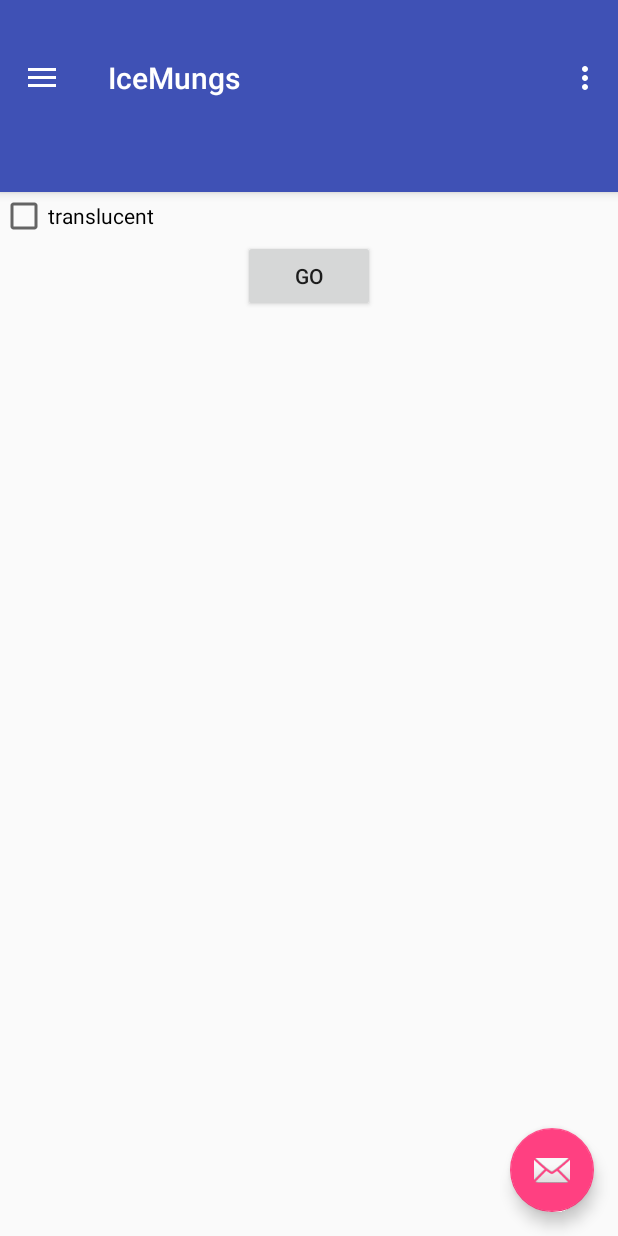
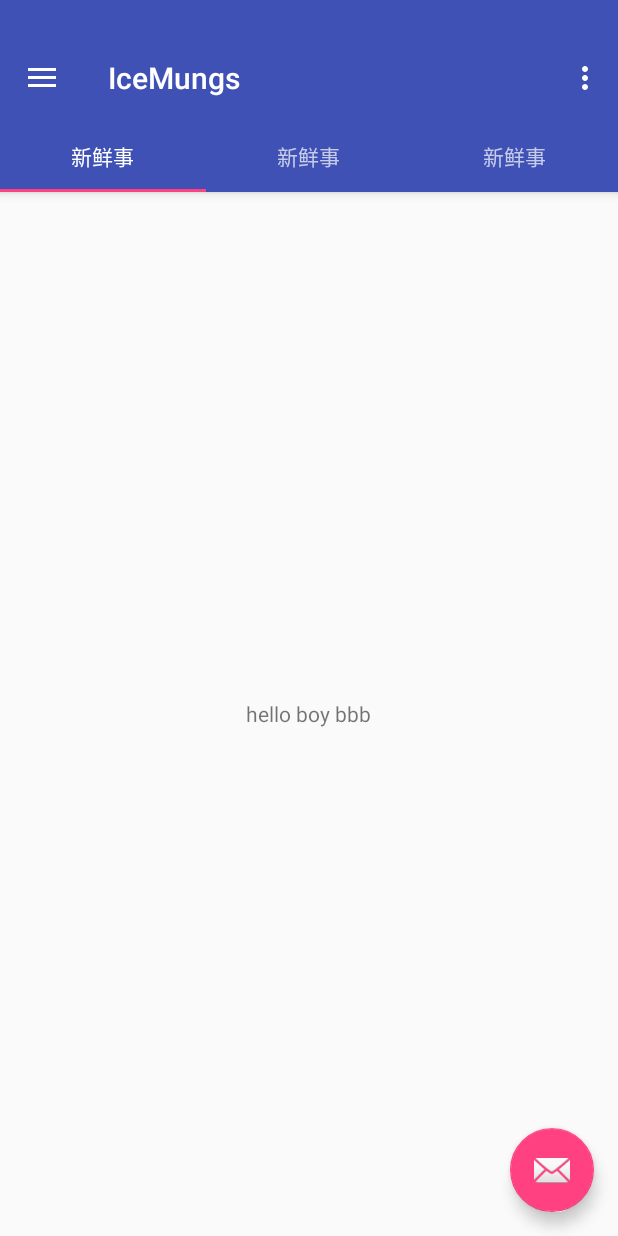
Before and after one commit to xxbld/IceMungs, an Android app: the MainActivity screen opened directly, with no data from a screen before it, on a phone screen of 412 x 824 dp. Run offline under Robolectric (Android 15) with nearby library versions, the phone set to English and light mode, and no system bars; our stand-ins replace ButterKnife; libraries missing offline, so code that uses them is left out: com.readystatesoftware.systembartint.

Commit message:
IMainView MainPresenter FlashFragment

```diff
--- a/app/build.gradle
+++ b/app/build.gradle
@@ -29,4 +29,9 @@ dependencies {
     compile "com.dev.sacot41:scviewpager:0.0.4"   //SCViewPager for welcome page
     compile 'com.wdullaer:materialdatetimepicker:2.2.0'  //datetime picker
     compile 'com.rengwuxian.materialedittext:library:2.1.4'  //material text view
+    compile 'com.balysv:material-ripple:1.0.2'  //波纹效果
+    compile 'com.github.aakira:expandable-layout:1.4.3@aar'  //expand layout
+    compile('com.github.afollestad.material-dialogs:core:0.8.5.7@aar') {
+        transitive = true
+    }
 }
--- a/app/src/main/java/org/github/xxbld/icemungs/presenters/LoginPresenter.java
+++ b/app/src/main/java/org/github/xxbld/icemungs/presenters/LoginPresenter.java
@@ -2,7 +2,7 @@ package org.github.xxbld.icemungs.presenters;
 
 import android.os.Handler;
 
-import org.github.xxbld.icemung.base.mvp.BaseIPresenter;
+import org.github.xxbld.icemung.base.mvp.BasePresenter;
 import org.github.xxbld.icemungs.views.ILoginView;
 
 /**
@@ -11,7 +11,7 @@ import org.github.xxbld.icemungs.views.ILoginView;
  *
  * @descript ：
  */
-public class LoginPresenter extends BaseIPresenter<ILoginView> {
+public class LoginPresenter extends BasePresenter<ILoginView> {
     public LoginPresenter() {
     }
 
--- /dev/null
+++ b/app/src/main/java/org/github/xxbld/icemungs/presenters/MainPresenter.java
@@ -0,0 +1,57 @@
+package org.github.xxbld.icemungs.presenters;
+
+import android.support.v4.app.Fragment;
+
+import org.github.xxbld.icemung.base.mvp.BasePresenter;
+import org.github.xxbld.icemungs.ui.fragment.FlashFragment;
+import org.github.xxbld.icemungs.views.IMainView;
+
+import java.util.ArrayList;
+import java.util.List;
+
+/**
+ * Created by xxbld on 2016/3/22
+ * you can contact me at: 1024920618@qq.com
+ *
+ * @descript ：
+ */
+public class MainPresenter extends BasePresenter<IMainView> {
+
+    public MainPresenter() {
+    }
+
+    @Override
+    public void initialized() {
+        super.initialized();
+        getMvpView().initTabLayout(getTitles(),getTabFragments());
+    }
+
+
+    @Override
+    public void attachView(IMainView mvpView) {
+        super.attachView(mvpView);
+    }
+
+    @Override
+    public void detachView() {
+        super.detachView();
+    }
+
+
+
+    private List<String> getTitles(){
+        List<String> titles = new ArrayList<>();
+        titles.add("新鲜事");
+        titles.add("新鲜事");
+        titles.add("新鲜事");
+        return titles;
+    }
+
+    private List<Fragment> getTabFragments() {
+        List<Fragment> fragments = new ArrayList<>();
+        fragments.add(new FlashFragment());
+        fragments.add(new FlashFragment());
+        fragments.add(new FlashFragment());
+        return  fragments;
+    }
+}
--- a/app/src/main/java/org/github/xxbld/icemungs/presenters/SplashPresenter.java
+++ b/app/src/main/java/org/github/xxbld/icemungs/presenters/SplashPresenter.java
@@ -2,7 +2,7 @@ package org.github.xxbld.icemungs.presenters;
 
 import android.content.Context;
 
-import org.github.xxbld.icemung.base.mvp.BaseIPresenter;
+import org.github.xxbld.icemung.base.mvp.BasePresenter;
 import org.github.xxbld.icemung.utils.AppUtil;
 import org.github.xxbld.icemungs.R;
 import org.github.xxbld.icemungs.views.ISplashView;
@@ -15,7 +15,7 @@ import java.util.Calendar;
  *
  * @descript ：
  */
-public class SplashPresenter extends BaseIPresenter<ISplashView> {
+public class SplashPresenter extends BasePresenter<ISplashView> {
     private Context mContext;
 
     public SplashPresenter(Context context) {
--- a/app/src/main/java/org/github/xxbld/icemungs/presenters/WelcomePresenter.java
+++ b/app/src/main/java/org/github/xxbld/icemungs/presenters/WelcomePresenter.java
@@ -1,6 +1,6 @@
 package org.github.xxbld.icemungs.presenters;
 
-import org.github.xxbld.icemung.base.mvp.BaseIPresenter;
+import org.github.xxbld.icemung.base.mvp.BasePresenter;
 import org.github.xxbld.icemungs.R;
 import org.github.xxbld.icemungs.views.IWelcomeView;
 
@@ -10,7 +10,7 @@ import org.github.xxbld.icemungs.views.IWelcomeView;
  *
  * @descript ：
  */
-public class WelcomePresenter extends BaseIPresenter<IWelcomeView> {
+public class WelcomePresenter extends BasePresenter<IWelcomeView> {
 
     private static final int PAGE_NUM = 5;
 
--- a/app/src/main/java/org/github/xxbld/icemungs/ui/activity/MainActivity.java
+++ b/app/src/main/java/org/github/xxbld/icemungs/ui/activity/MainActivity.java
@@ -1,39 +1,44 @@
 package org.github.xxbld.icemungs.ui.activity;
 
-import android.support.design.widget.CoordinatorLayout;
 import android.support.design.widget.FloatingActionButton;
 import android.support.design.widget.NavigationView;
 import android.support.design.widget.Snackbar;
+import android.support.design.widget.TabLayout;
+import android.support.v4.app.Fragment;
+import android.support.v4.view.ViewPager;
 import android.support.v4.widget.DrawerLayout;
 import android.support.v7.app.ActionBarDrawerToggle;
 import android.view.Menu;
 import android.view.MenuItem;
 import android.view.View;
-import android.widget.Button;
-import android.widget.CheckBox;
 
-import org.github.xxbld.icemung.utils.MLog;
 import org.github.xxbld.icemung.utils.StatusBarUtil;
 import org.github.xxbld.icemungs.R;
+import org.github.xxbld.icemungs.presenters.MainPresenter;
+import org.github.xxbld.icemungs.ui.adapter.MainFragmentAdapter;
 import org.github.xxbld.icemungs.ui.base.BaseActivity;
+import org.github.xxbld.icemungs.views.IMainView;
+
+import java.util.List;
 
 import butterknife.Bind;
 
-public class MainActivity extends BaseActivity {
+public class MainActivity extends BaseActivity implements IMainView {
 
-    @Bind(R.id.content_fab)
-    FloatingActionButton mFab;
     @Bind(R.id.main_nav)
     NavigationView mNavigationView;
     @Bind(R.id.main_drawer)
     DrawerLayout mDrawerLayout;
 
-    @Bind(R.id.cb_1)
-    CheckBox mCheckBox;
-    @Bind(R.id.content_coo)
-    CoordinatorLayout mCoordinatorLayout;
-    @Bind(R.id.btn_go)
-    Button mButton;
+    @Bind(R.id.content_fab)
+    FloatingActionButton mFab;
+    @Bind(R.id.content_viewpager)
+    ViewPager mViewPager;
+    @Bind(R.id.content_tab)
+    TabLayout mTabLayout;
+
+    MainPresenter mMainPresenter;
+    MainFragmentAdapter mMainFragmentAdapter;
 
     @Override
     protected int getContentViewLayoutResID() {
@@ -42,15 +47,14 @@ public class MainActivity extends BaseActivity {
 
     @Override
     protected void initViewsAndEvents() {
-        //item 的icon颜色也有
-        mNavigationView.setItemIconTintList(null);
+        mMainPresenter = new MainPresenter();
+        mMainPresenter.attachView(this);
+        mMainPresenter.initialized();
+
         StatusBarUtil.setColorForDrawerLayout(this, mDrawerLayout, getResources().getColor(R.color.colorPrimary));
 
-        ActionBarDrawerToggle toggle = new ActionBarDrawerToggle(
-                this, mDrawerLayout, mToolbar, R.string.navigation_drawer_open, R.string.navigation_drawer_close);
-        mDrawerLayout.setDrawerListener(toggle);
-        toggle.syncState();
 
+        setNav();
         mFab.setOnClickListener(new View.OnClickListener() {
             @Override
             public void onClick(View view) {
@@ -59,26 +63,35 @@ public class MainActivity extends BaseActivity {
 
             }
         });
+    }
 
-        mCheckBox.setOnClickListener(new View.OnClickListener() {
+    @Override
+    protected void onDestroy() {
+        super.onDestroy();
+        mMainPresenter.detachView();
+    }
+
+    private void setNav(){
+        //item 的icon颜色也有
+        mNavigationView.setItemIconTintList(null);
+
+        ActionBarDrawerToggle toggle = new ActionBarDrawerToggle(
+                this, mDrawerLayout, mToolbar, R.string.navigation_drawer_open, R.string.navigation_drawer_close);
+        mDrawerLayout.setDrawerListener(toggle);
+        toggle.syncState();
+
+        //item click listener
+        mNavigationView.setNavigationItemSelectedListener(new NavigationView.OnNavigationItemSelectedListener() {
             @Override
-            public void onClick(View v) {
-                MLog.e(TAG, "click:" + mCheckBox.isChecked());
-                if (mCheckBox.isChecked()) {
-                    mCoordinatorLayout.setBackgroundResource(R.mipmap.material_design_1);
-                    mToolbar.setBackgroundColor(getResources().getColor(R.color.transparent));
-                } else {
-                    mCoordinatorLayout.setBackgroundResource(0);
-                    mToolbar.setBackgroundColor(getResources().getColor(R.color.md_red_A400));
-                }
+            public boolean onNavigationItemSelected(MenuItem item) {
+                int id = item.getItemId();
+                mDrawerLayout.closeDrawers();
+                return false;
             }
         });
-        mButton.setOnClickListener(new View.OnClickListener() {
-            @Override
-            public void onClick(View v) {
-                go(TestActivity1.class);
-            }
-        });
+    }
+    private void setToolbar(){
+
     }
 
     @Override
@@ -102,4 +115,17 @@ public class MainActivity extends BaseActivity {
 
         return super.onOptionsItemSelected(item);
     }
+
+    //===================impl
+    @Override
+    public void initTabLayout(List<String> tabTitles, List<Fragment> fragments) {
+        mMainFragmentAdapter =  new MainFragmentAdapter(getSupportFragmentManager(), fragments, tabTitles);
+        for (int i = 0 ;i < tabTitles.size(); i++) {
+            mTabLayout.addTab(mTabLayout.newTab().setText(tabTitles.get(i)));
+        }
+
+        mViewPager.setAdapter(mMainFragmentAdapter);
+        mTabLayout.setupWithViewPager(mViewPager);
+        mTabLayout.setTabsFromPagerAdapter(mMainFragmentAdapter);
+    }
 }
--- /dev/null
+++ b/app/src/main/java/org/github/xxbld/icemungs/ui/adapter/MainFragmentAdapter.java
@@ -0,0 +1,40 @@
+package org.github.xxbld.icemungs.ui.adapter;
+
+import android.support.v4.app.Fragment;
+import android.support.v4.app.FragmentManager;
+import android.support.v4.app.FragmentStatePagerAdapter;
+
+import java.util.List;
+
+/**
+ * Created by xxbld on 2016/3/22
+ * you can contact me at: 1024920618@qq.com
+ *
+ * @descript ：
+ */
+public class MainFragmentAdapter extends FragmentStatePagerAdapter {
+
+    private List<Fragment> mFragments;
+    private List<String> mTitles;
+
+    public MainFragmentAdapter(FragmentManager fm, List<Fragment> fragments,List<String> titles) {
+        super(fm);
+        this.mFragments = fragments;
+        this.mTitles = titles;
+    }
+
+    @Override
+    public Fragment getItem(int position) {
+        return mFragments.get(position);
+    }
+
+    @Override
+    public int getCount() {
+        return mFragments.size();
+    }
+
+    @Override
+    public CharSequence getPageTitle(int position) {
+        return mTitles.get(position);
+    }
+}
--- /dev/null
+++ b/app/src/main/java/org/github/xxbld/icemungs/ui/fragment/FlashFragment.java
@@ -0,0 +1,44 @@
+package org.github.xxbld.icemungs.ui.fragment;
+
+import android.view.View;
+
+import org.github.xxbld.icemung.base.BaseAppFragment;
+import org.github.xxbld.icemungs.R;
+
+/**
+ * Created by xxbld on 2016/3/22
+ * you can contact me at: 1024920618@qq.com
+ *
+ * @descript ：
+ */
+public class FlashFragment extends BaseAppFragment {
+    @Override
+    protected void onFirstUserVisible() {
+
+    }
+
+    @Override
+    protected void onUserVisible() {
+
+    }
+
+    @Override
+    protected void onUserInvisible() {
+
+    }
+
+    @Override
+    protected View getLoadingTargetView() {
+        return null;
+    }
+
+    @Override
+    protected void initViewsAndEvents() {
+
+    }
+
+    @Override
+    protected int getContentViewLayoutID() {
+        return R.layout.frag_flash;
+    }
+}
--- /dev/null
+++ b/app/src/main/java/org/github/xxbld/icemungs/views/IMainView.java
@@ -0,0 +1,19 @@
+package org.github.xxbld.icemungs.views;
+
+import android.support.v4.app.Fragment;
+
+import org.github.xxbld.icemung.base.mvp.IMvpView;
+
+import java.util.List;
+
+/**
+ * Created by xxbld on 2016/3/22
+ * you can contact me at: 1024920618@qq.com
+ *
+ * @descript ：
+ */
+public interface IMainView extends IMvpView {
+
+    void initTabLayout(List<String> tabTitles, List<Fragment> fragments);
+
+}
--- a/app/src/main/res/layout/content_main.xml
+++ b/app/src/main/res/layout/content_main.xml
@@ -22,24 +22,12 @@
             android:fillViewport="false"/>
 
     </android.support.design.widget.AppBarLayout>
-    <LinearLayout
+
+    <android.support.v4.view.ViewPager
+        android:id="@+id/content_viewpager"
         android:layout_width="match_parent"
         android:layout_height="match_parent"
-        android:orientation="vertical"
-        app:layout_behavior="@string/appbar_scrolling_view_behavior">
-        <CheckBox
-            android:id="@+id/cb_1"
-            android:layout_width="wrap_content"
-            android:layout_height="wrap_content"
-            android:text="translucent"/>
-        <Button
-            android:layout_width="wrap_content"
-            android:layout_height="wrap_content"
-            android:text="go"
-            android:id="@+id/btn_go"
-            android:layout_gravity="center_horizontal"/>
-
-    </LinearLayout>
+        app:layout_behavior="@string/appbar_scrolling_view_behavior"/>
 
     <android.support.design.widget.FloatingActionButton
         android:id="@+id/content_fab"
--- /dev/null
+++ b/app/src/main/res/layout/frag_flash.xml
@@ -0,0 +1,14 @@
+<?xml version="1.0" encoding="utf-8"?>
+<RelativeLayout
+    xmlns:android="http://schemas.android.com/apk/res/android"
+    android:orientation="vertical"
+    android:layout_width="match_parent"
+    android:layout_height="match_parent">
+
+    <TextView
+        android:layout_width="wrap_content"
+        android:layout_height="wrap_content"
+        android:text="hello boy bbb"
+        android:layout_centerInParent="true"
+    />
+</RelativeLayout>
--- a/app/src/main/res/values/strings.xml
+++ b/app/src/main/res/values/strings.xml
@@ -5,4 +5,6 @@
     <string name="navigation_drawer_close">navigation_drawer_close</string>
 
     <string name="splash_copyright">copyright 2016 Jxust xxbld</string>
+    <!--main activity-->
+    <string name="main_tab_title">flash</string>
 </resources>
--- a/build.gradle
+++ b/build.gradle
@@ -17,6 +17,7 @@ allprojects {
         jcenter()
         //Bmob的maven仓库地址，必须填写
         maven { url "https://raw.github.com/bmob/bmob-android-sdk/master" }
+        maven { url "https://jitpack.io" }
     }
 }
 
--- a/icemung/src/main/java/org/github/xxbld/icemung/base/BaseAppFragment.java
+++ b/icemung/src/main/java/org/github/xxbld/icemung/base/BaseAppFragment.java
@@ -33,10 +33,6 @@ public abstract class BaseAppFragment extends Fragment {
     protected int mScreenWidth = 0;
     protected int mScreenHeight = 0;
     protected float mScreenDensity = 0.0f;
-
-    /**
-     * context
-     */
     protected Context mContext = null;
 
     private boolean isFirstResume = true;
--- a/icemung/src/main/java/org/github/xxbld/icemung/base/mvp/BaseIPresenter.java
+++ b/icemung/src/main/java/org/github/xxbld/icemung/base/mvp/BasePresenter.java
@@ -4,9 +4,9 @@ package org.github.xxbld.icemung.base.mvp;
  * Created by xxbld on 2016/3/1
  * you can contact me at: 1024920618@qq.com
  *
- * @descript ：BaseIPresenter
+ * @descript ：BasePresenter
  */
-public class BaseIPresenter<T extends IMvpView> implements IPresenter<T> {
+public class BasePresenter<T extends IMvpView> implements IPresenter<T> {
 
     private T mMvpView;
 
```
Also changed, not shown: 1 other file.
